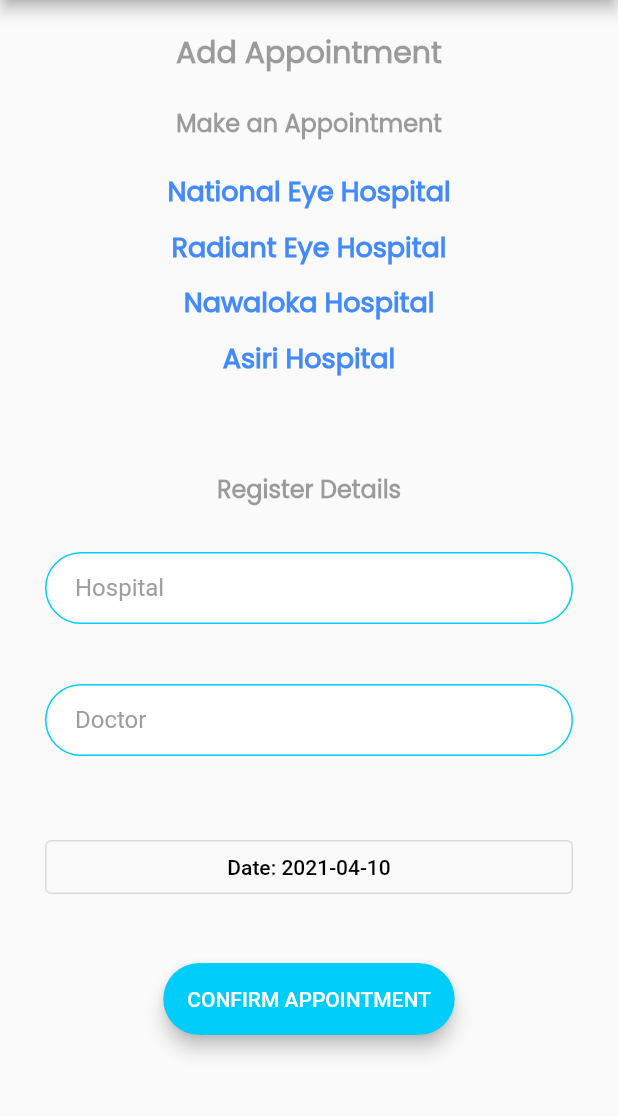
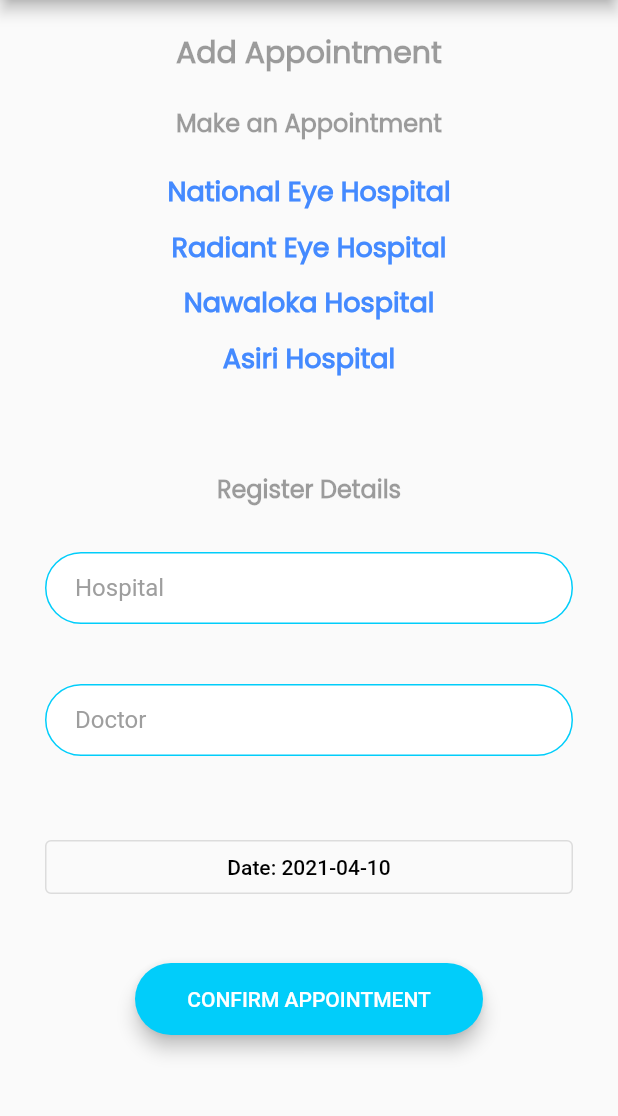
Before and after one commit to Ammar-Raneez/E-Ophthalmologist_UI, a Flutter app: the AddAppointmentScreen screen opened by its route, on a phone screen of 412 x 824 dp, the part 84-1200 px from its top. Run offline on Flutter 3.47's test engine with Material 2 defaults, Android fonts, the phone set to English and light mode, and no system bars; our stand-ins replace cached_network_image, cloud_firestore, dio, firebase_auth, firebase_core, firebase_storage and 4 more; accounts and stored records are empty.

```diff
--- a/lib/screens/add_appointment_screen.dart
+++ b/lib/screens/add_appointment_screen.dart
@@ -180,7 +180,9 @@ class _AddAppointmentScreenState extends State<AddAppointmentScreen> {
                 SizedBox(
                   height: 30,
                 ),
-                RoundedButton(
+                Container(
+                  width: MediaQuery.of(context).size.width,
+                  child: RoundedButton(
                     onPressed: () async {
                       if (doctor == null ||
                           hospital == null ||
@@ -207,8 +209,8 @@ class _AddAppointmentScreenState extends State<AddAppointmentScreen> {
                             'date': selectedDate,
                           });
 
-                        createAlertDialog(
-                            context, "Success", "Appointment Confirmed!", 200);
+                          createAlertDialog(context, "Success",
+                              "Appointment Confirmed!", 200);
 
                           setState(() {
                             showSpinner = false;
@@ -226,6 +228,7 @@ class _AddAppointmentScreenState extends State<AddAppointmentScreen> {
                     },
                     title: "CONFIRM APPOINTMENT",
                     colour: Color(0xff01CDFA),
+                  ),
                 )
               ],
             ),
--- a/lib/screens/edit_appointment_screen.dart
+++ b/lib/screens/edit_appointment_screen.dart
@@ -193,7 +193,9 @@ class _EditAppointmentScreenState extends State<EditAppointmentScreen> {
                 SizedBox(
                   height: 30,
                 ),
-                RoundedButton(
+                Container(
+                  width: MediaQuery.of(context).size.width,
+                  child: RoundedButton(
                     onPressed: () async {
                       if (doctor == null ||
                           hospital == null ||
@@ -239,6 +241,7 @@ class _EditAppointmentScreenState extends State<EditAppointmentScreen> {
                     },
                     title: "CONFIRM APPOINTMENT",
                     colour: Color(0xff01CDFA),
+                  ),
                 )
               ],
             ),
```
Lines whose indentation alone changed are shown as unchanged.
